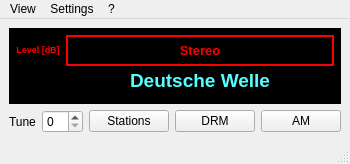
First picture: the form in dream/src/GUI-QT/FMMainWindow.ui, repository mmjee/dream-patched, before the edit.
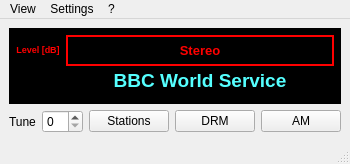
Second picture: the form after the edit. Icons and pictures are not drawn. Custom widgets are drawn as their Qt base class.

```diff
--- a/dream/src/GUI-QT/FMMainWindow.ui
+++ b/dream/src/GUI-QT/FMMainWindow.ui
@@ -3756,7 +3756,7 @@
             </font>
            </property>
            <property name="text">
-            <string>Deutsche Welle</string>
+            <string>BBC World Service</string>
            </property>
            <property name="alignment">
             <set>Qt::AlignBottom|Qt::AlignHCenter</set>
```
